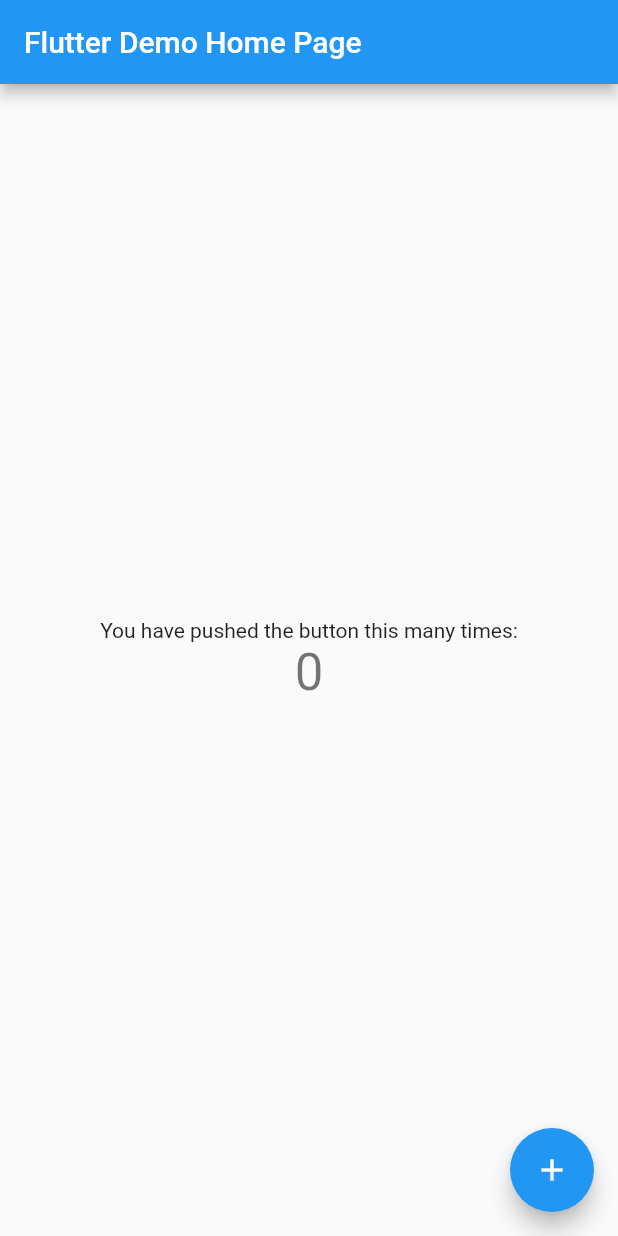
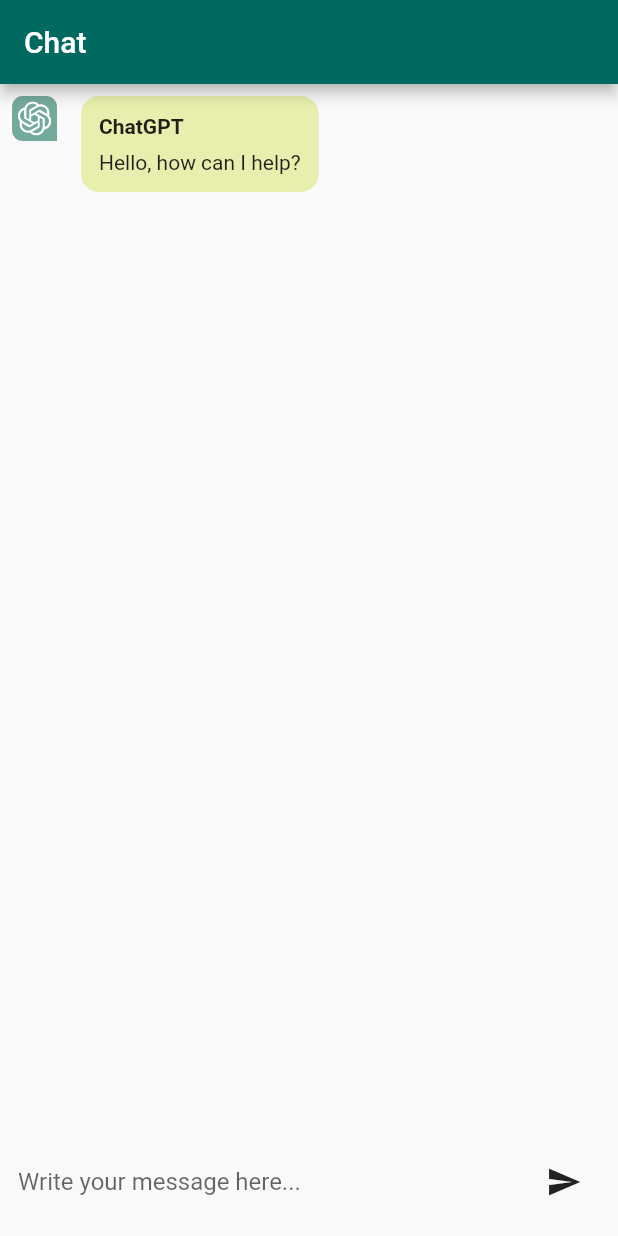
Before and after one commit to luong07734/voice_gpt, a Flutter app: the screen it shows after launch, on a phone screen of 412 x 824 dp. Run offline on Flutter 3.47's test engine with Material 2 defaults, Android fonts, the light colour scheme and no system bars; our stand-ins replace flutter_svg; missing offline and left inert: dart_openai.

Commit message:
Text chatbot using chatGPT API
- chat screen
- chat GPT API

```diff
--- /dev/null
+++ b/lib/data/apis/chat_apis.dart
@@ -0,0 +1,23 @@
+import 'package:dart_openai/openai.dart';
+import 'package:voice_gpt/data/apis/constants/api_constants.dart';
+import 'package:voice_gpt/models/chat_message.dart';
+
+class ChatApi {
+  ChatApi() {
+    OpenAI.apiKey = API_KEY;
+    // OpenAI.organization = openAiOrg;
+  }
+
+  Future<String> completeChat(List<ChatMessage> messages) async {
+    final chatCompletion = await OpenAI.instance.chat.create(
+      model: MODEL,
+      messages: messages
+          .map((e) => OpenAIChatCompletionChoiceMessageModel(
+                role: e.isUserMessage ? OpenAIChatMessageRole.user : OpenAIChatMessageRole.assistant,
+                content: e.content,
+              ))
+          .toList(),
+    );
+    return chatCompletion.choices.first.message.content;
+  }
+}
--- /dev/null
+++ b/lib/data/apis/constants/api_constants.dart
@@ -0,0 +1,2 @@
+String API_KEY = "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";
+String MODEL = "gpt-3.5-turbo";
--- a/lib/main.dart
+++ b/lib/main.dart
@@ -1,115 +1,28 @@
 import 'package:flutter/material.dart';
+import 'package:voice_gpt/data/apis/chat_apis.dart';
+import 'package:voice_gpt/widgets/chat_screen.dart';
 
 void main() {
-  runApp(const MyApp());
+  runApp(MyApp(chatApi: ChatApi()));
 }
 
 class MyApp extends StatelessWidget {
-  const MyApp({super.key});
+  const MyApp({required this.chatApi, super.key});
+  final ChatApi chatApi;
 
   // This widget is the root of your application.
   @override
   Widget build(BuildContext context) {
     return MaterialApp(
-      title: 'Flutter Demo',
+      title: 'ChatGPT Client',
+      debugShowCheckedModeBanner: false,
       theme: ThemeData(
-        // This is the theme of your application.
-        //
-        // Try running your application with "flutter run". You'll see the
-        // application has a blue toolbar. Then, without quitting the app, try
-        // changing the primarySwatch below to Colors.green and then invoke
-        // "hot reload" (press "r" in the console where you ran "flutter run",
-        // or simply save your changes to "hot reload" in a Flutter IDE).
-        // Notice that the counter didn't reset back to zero; the application
-        // is not restarted.
-        primarySwatch: Colors.blue,
+        colorScheme: ColorScheme.fromSeed(
+          seedColor: Colors.teal,
+          secondary: Colors.lime,
+        ),
       ),
-      home: const MyHomePage(title: 'Flutter Demo Home Page'),
+      home: ChatPage(chatApi: chatApi),
     );
   }
 }
-
-class MyHomePage extends StatefulWidget {
-  const MyHomePage({super.key, required this.title});
-
-  // This widget is the home page of your application. It is stateful, meaning
-  // that it has a State object (defined below) that contains fields that affect
-  // how it looks.
-
-  // This class is the configuration for the state. It holds the values (in this
-  // case the title) provided by the parent (in this case the App widget) and
-  // used by the build method of the State. Fields in a Widget subclass are
-  // always marked "final".
-
-  final String title;
-
-  @override
-  State<MyHomePage> createState() => _MyHomePageState();
-}
-
-class _MyHomePageState extends State<MyHomePage> {
-  int _counter = 0;
-
-  void _incrementCounter() {
-    setState(() {
-      // This call to setState tells the Flutter framework that something has
-      // changed in this State, which causes it to rerun the build method below
-      // so that the display can reflect the updated values. If we changed
-      // _counter without calling setState(), then the build method would not be
-      // called again, and so nothing would appear to happen.
-      _counter++;
-    });
-  }
-
-  @override
-  Widget build(BuildContext context) {
-    // This method is rerun every time setState is called, for instance as done
-    // by the _incrementCounter method above.
-    //
-    // The Flutter framework has been optimized to make rerunning build methods
-    // fast, so that you can just rebuild anything that needs updating rather
-    // than having to individually change instances of widgets.
-    return Scaffold(
-      appBar: AppBar(
-        // Here we take the value from the MyHomePage object that was created by
-        // the App.build method, and use it to set our appbar title.
-        title: Text(widget.title),
-      ),
-      body: Center(
-        // Center is a layout widget. It takes a single child and positions it
-        // in the middle of the parent.
-        child: Column(
-          // Column is also a layout widget. It takes a list of children and
-          // arranges them vertically. By default, it sizes itself to fit its
-          // children horizontally, and tries to be as tall as its parent.
-          //
-          // Invoke "debug painting" (press "p" in the console, choose the
-          // "Toggle Debug Paint" action from the Flutter Inspector in Android
-          // Studio, or the "Toggle Debug Paint" command in Visual Studio Code)
-          // to see the wireframe for each widget.
-          //
-          // Column has various properties to control how it sizes itself and
-          // how it positions its children. Here we use mainAxisAlignment to
-          // center the children vertically; the main axis here is the vertical
-          // axis because Columns are vertical (the cross axis would be
-          // horizontal).
-          mainAxisAlignment: MainAxisAlignment.center,
-          children: <Widget>[
-            const Text(
-              'You have pushed the button this many times:',
-            ),
-            Text(
-              '$_counter',
-              style: Theme.of(context).textTheme.headline4,
-            ),
-          ],
-        ),
-      ),
-      floatingActionButton: FloatingActionButton(
-        onPressed: _incrementCounter,
-        tooltip: 'Increment',
-        child: const Icon(Icons.add),
-      ), // This trailing comma makes auto-formatting nicer for build methods.
-    );
-  }
-}
--- /dev/null
+++ b/lib/models/chat_message.dart
@@ -0,0 +1,6 @@
+class ChatMessage {
+  ChatMessage(this.content, this.isUserMessage);
+
+  final String content;
+  final bool isUserMessage;
+}
--- /dev/null
+++ b/lib/widgets/chat_screen.dart
@@ -0,0 +1,80 @@
+// chat_page.dart
+import 'package:flutter/material.dart';
+import 'package:voice_gpt/data/apis/chat_apis.dart';
+import 'package:voice_gpt/models/chat_message.dart';
+import 'package:voice_gpt/widgets/components/message_bubble.dart';
+import 'package:voice_gpt/widgets/components/message_compose.dart';
+
+class ChatPage extends StatefulWidget {
+  const ChatPage({
+    required this.chatApi,
+    super.key,
+  });
+
+  final ChatApi chatApi;
+
+  @override
+  State<ChatPage> createState() => _ChatPageState();
+}
+
+class _ChatPageState extends State<ChatPage> {
+  final _messages = <ChatMessage>[
+    ChatMessage('Hello, how can I help?', false),
+  ];
+
+  var _awaitingResponse = false;
+
+  Future<void> _onSubmitted(String message) async {
+    setState(() {
+      _messages.add(ChatMessage(message, true));
+      _awaitingResponse = true;
+    });
+    try {
+      final response;
+      if (_messages.length < 6) {
+        response = await widget.chatApi.completeChat(_messages);
+      } else {
+        response = await widget.chatApi
+            .completeChat(_messages.sublist(_messages.length - 5));
+      }
+      setState(() {
+        _messages.add(ChatMessage(response, false));
+        _awaitingResponse = false;
+      });
+    } catch (err) {
+      ScaffoldMessenger.of(context).showSnackBar(
+        const SnackBar(content: Text('An error occurred. Please try again.')),
+      );
+      setState(() {
+        _awaitingResponse = false;
+      });
+    }
+  }
+
+  @override
+  Widget build(BuildContext context) {
+    return Scaffold(
+      appBar: AppBar(title: const Text('Chat')),
+      body: Column(
+        children: [
+          Expanded(
+            child: ListView(
+              children: [
+                ..._messages.map(
+                  (msg) => MessageBubble(
+                    content: msg.content,
+                    isUserMessage: msg.isUserMessage,
+                  ),
+                ),
+              ],
+            ),
+          ),
+          MessageComposer(
+            onSubmitted: _onSubmitted,
+            awaitingResponse: _awaitingResponse,
+          ),
+        ],
+      ),
+    );
+  }
+}
--- /dev/null
+++ b/lib/widgets/components/message_bubble.dart
@@ -0,0 +1,88 @@
+import 'package:flutter/material.dart';
+import 'package:flutter_svg/flutter_svg.dart';
+
+class MessageBubble extends StatelessWidget {
+  const MessageBubble({
+    required this.content,
+    required this.isUserMessage,
+    super.key,
+  });
+
+  final String content;
+  final bool isUserMessage;
+
+  @override
+  Widget build(BuildContext context) {
+    final themeData = Theme.of(context);
+    return Row(
+      crossAxisAlignment: CrossAxisAlignment.start,
+      children: [
+        isUserMessage
+            ? Container()
+            : Padding(
+                padding: const EdgeInsets.all(8.0),
+                child: SvgPicture.asset(
+                  'assets/images/chatgpt-logo.svg',
+                  width: 30,
+                  height: 30,
+                ),
+              ),
+        Expanded(
+          child: Wrap(
+            alignment: isUserMessage ? WrapAlignment.end : WrapAlignment.start,
+            children: [
+              Padding(
+                padding: isUserMessage
+                    ? const EdgeInsets.only(left: 70)
+                    : const EdgeInsets.only(right: 70),
+                child: Container(
+                  margin: const EdgeInsets.all(8),
+                  decoration: BoxDecoration(
+                    color: isUserMessage
+                        ? themeData.colorScheme.primary.withOpacity(0.4)
+                        : themeData.colorScheme.secondary.withOpacity(0.4),
+                    borderRadius: const BorderRadius.all(Radius.circular(12)),
+                  ),
+                  child: Padding(
+                    padding: const EdgeInsets.all(12),
+                    child: Column(
+                      crossAxisAlignment: isUserMessage
+                          ? CrossAxisAlignment.end
+                          : CrossAxisAlignment.start,
+                      children: [
+                        isUserMessage
+                            ? const SizedBox(
+                                height: 0,
+                              )
+                            : const Text(
+                                'ChatGPT',
+                                style: TextStyle(fontWeight: FontWeight.bold),
+                              ),
+                        isUserMessage
+                            ? const SizedBox(height: 0)
+                            : const SizedBox(height: 8),
+                        Text(
+                          content,
+                        ),
+                      ],
+                    ),
+                  ),
+                ),
+              )
+            ],
+          ),
+        ),
+        isUserMessage
+            ? Padding(
+                padding: const EdgeInsets.all(4.0),
+                child: SvgPicture.asset(
+                  'assets/images/user-logo.svg',
+                  width: 40,
+                  height: 40,
+                ),
+              )
+            : Container(),
+      ],
+    );
+  }
+}
--- /dev/null
+++ b/lib/widgets/components/message_compose.dart
@@ -0,0 +1,63 @@
+import 'package:flutter/material.dart';
+
+class MessageComposer extends StatelessWidget {
+  MessageComposer({
+    required this.onSubmitted,
+    required this.awaitingResponse,
+    super.key,
+  });
+
+  final TextEditingController _messageController = TextEditingController();
+
+  final void Function(String) onSubmitted;
+  final bool awaitingResponse;
+
+  @override
+  Widget build(BuildContext context) {
+    return Container(
+      padding: const EdgeInsets.all(12),
+      color: Theme.of(context).colorScheme.secondaryContainer.withOpacity(0.05),
+      child: SafeArea(
+        child: Row(
+          children: [
+            Expanded(
+              child: !awaitingResponse
+                  ? TextField(
+                      controller: _messageController,
+                      onSubmitted: onSubmitted,
+                      decoration: const InputDecoration(
+                        hintText: 'Write your message here...',
+                        border: InputBorder.none,
+                      ),
+                    )
+                  : Row(
+                      mainAxisAlignment: MainAxisAlignment.center,
+                      children: const [
+                        SizedBox(
+                          height: 24,
+                          width: 24,
+                          child: CircularProgressIndicator(),
+                        ),
+                        Padding(
+                          padding: EdgeInsets.all(16),
+                          child: Text('Fetching response...'),
+                        ),
+                      ],
+                    ),
+            ),
+            IconButton(
+              onPressed: !awaitingResponse
+                  ? () {
+                      if (_messageController.text.isNotEmpty) {
+                        onSubmitted(_messageController.text);
+                      }
+                    }
+                  : null,
+              icon: const Icon(Icons.send),
+            ),
+          ],
+        ),
+      ),
+    );
+  }
+}
--- a/pubspec.yaml
+++ b/pubspec.yaml
@@ -36,6 +36,8 @@
   # The following adds the Cupertino Icons font to your application.
   # Use with the CupertinoIcons class for iOS style icons.
   cupertino_icons: ^1.0.2
+  dart_openai: ^1.9.1
+  flutter_svg: ^2.0.4
 
 dev_dependencies:
   flutter_test:
@@ -60,8 +62,8 @@
   uses-material-design: true
 
   # To add assets to your application, add an assets section, like this:
-  # assets:
-  #   - images/a_dot_burr.jpeg
+  assets:
+    - assets/images/
   #   - images/a_dot_ham.jpeg
 
   # An image asset can refer to one or more resolution-specific "variants", see
```
Also changed, not shown: assets/images/chatgpt-logo.svg (added), assets/images/user-logo.svg (added), pubspec.lock, 2 other files.
